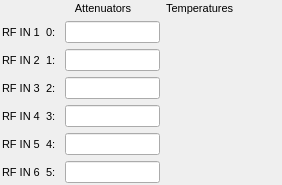
Before: the Qt Designer form new_look/down_converter.ui in cristinasewell/ATCA_PyDM_Screens, drawn with Qt 5.
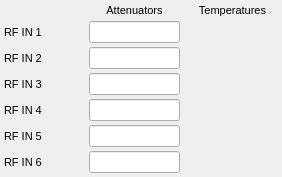
After: the same form once the commit is applied. Custom widgets are drawn as their Qt base class.

Commit message: MNT: fix attenuators layout a bit

```diff
--- a/new_look/down_converter.ui
+++ b/new_look/down_converter.ui
@@ -18,40 +18,27 @@
   <property name="windowTitle">
    <string>Form</string>
   </property>
-  <layout class="QVBoxLayout" name="verticalLayout" stretch="1">
+  <layout class="QGridLayout" name="gridLayout">
    <property name="leftMargin">
-    <number>2</number>
+    <number>4</number>
    </property>
    <property name="topMargin">
-    <number>2</number>
+    <number>4</number>
    </property>
    <property name="rightMargin">
-    <number>2</number>
+    <number>4</number>
    </property>
    <property name="bottomMargin">
-    <number>2</number>
+    <number>4</number>
    </property>
-   <item>
-    <layout class="QGridLayout" name="gridLayout">
-     <item row="5" column="1">
-      <layout class="QHBoxLayout" name="horizontalLayout_5">
-       <item>
-        <widget class="QLabel" name="label_6">
-         <property name="font">
-          <font>
-           <pointsize>8</pointsize>
-          </font>
-         </property>
-         <property name="styleSheet">
-          <string notr="true"/>
-         </property>
-         <property name="text">
-          <string>4: </string>
-         </property>
-        </widget>
-       </item>
-       <item>
-        <widget class="PyDMLineEdit" name="PyDMLineEdit_6">
+   <property name="horizontalSpacing">
+    <number>7</number>
+   </property>
+   <property name="verticalSpacing">
+    <number>4</number>
+   </property>
+   <item row="5" column="2">
+    <widget class="PyDMLineEdit" name="PyDMLineEdit_2">
          <property name="font">
           <font>
            <pointsize>8</pointsize>
@@ -64,143 +51,59 @@
           <string notr="true"/>
          </property>
          <property name="channel" stdset="0">
-          <string>ca://${DEVICE}:DNC_ATTEN4</string>
-         </property>
-        </widget>
-       </item>
-      </layout>
-     </item>
-     <item row="0" column="2">
-      <widget class="QLabel" name="label_17">
-       <property name="sizePolicy">
-        <sizepolicy hsizetype="Preferred" vsizetype="Preferred">
-         <horstretch>1</horstretch>
-         <verstretch>1</verstretch>
-        </sizepolicy>
-       </property>
-       <property name="font">
-        <font>
-         <pointsize>8</pointsize>
-        </font>
-       </property>
-       <property name="styleSheet">
-        <string notr="true"/>
-       </property>
-       <property name="text">
-        <string>Temperatures</string>
-       </property>
-      </widget>
-     </item>
-     <item row="0" column="1">
-      <widget class="QLabel" name="label">
-       <property name="sizePolicy">
-        <sizepolicy hsizetype="Preferred" vsizetype="Preferred">
-         <horstretch>1</horstretch>
-         <verstretch>1</verstretch>
-        </sizepolicy>
-       </property>
-       <property name="font">
-        <font>
-         <pointsize>8</pointsize>
-        </font>
-       </property>
-       <property name="styleSheet">
-        <string notr="true"/>
-       </property>
-       <property name="text">
-        <string>Attenuators</string>
-       </property>
-       <property name="alignment">
-        <set>Qt::AlignCenter</set>
-       </property>
-      </widget>
-     </item>
-     <item row="4" column="0">
-      <widget class="QLabel" name="label_10">
-       <property name="font">
-        <font>
-         <pointsize>8</pointsize>
-        </font>
-       </property>
-       <property name="styleSheet">
-        <string notr="true"/>
-       </property>
-       <property name="text">
-        <string>RF IN 4</string>
-       </property>
-      </widget>
-     </item>
-     <item row="2" column="2">
-      <widget class="PyDMLabel" name="PyDMLabel">
-       <property name="sizePolicy">
-        <sizepolicy hsizetype="Preferred" vsizetype="Preferred">
-         <horstretch>1</horstretch>
-         <verstretch>0</verstretch>
-        </sizepolicy>
-       </property>
-       <property name="font">
-        <font>
-         <pointsize>8</pointsize>
-        </font>
-       </property>
-       <property name="toolTip">
-        <string/>
-       </property>
-       <property name="styleSheet">
-        <string notr="true"/>
-       </property>
-       <property name="frameShape">
-        <enum>QFrame::NoFrame</enum>
-       </property>
-       <property name="text">
-        <string/>
-       </property>
-       <property name="scaledContents">
-        <bool>true</bool>
-       </property>
-       <property name="channel" stdset="0">
-        <string>ca://${DEVICE}:DNC_TEMP1</string>
-       </property>
-      </widget>
-     </item>
-     <item row="3" column="1">
-      <layout class="QHBoxLayout" name="horizontalLayout_3">
-       <item>
-        <widget class="QLabel" name="label_4">
-         <property name="font">
-          <font>
-           <pointsize>8</pointsize>
-          </font>
-         </property>
-         <property name="styleSheet">
-          <string notr="true"/>
-         </property>
-         <property name="text">
-          <string>2: </string>
-         </property>
-        </widget>
-       </item>
-       <item>
-        <widget class="PyDMLineEdit" name="PyDMLineEdit_4">
-         <property name="font">
-          <font>
-           <pointsize>8</pointsize>
-          </font>
-         </property>
-         <property name="toolTip">
-          <string/>
-         </property>
-         <property name="styleSheet">
-          <string notr="true"/>
-         </property>
-         <property name="channel" stdset="0">
-          <string>ca://${DEVICE}:DNC_ATTEN2</string>
-         </property>
-        </widget>
-       </item>
-      </layout>
+      <string>ca://${DEVICE}:DNC_ATTEN0</string>
+     </property>
+    </widget>
      </item>
      <item row="6" column="0">
+    <widget class="QLabel" name="label_8">
+     <property name="sizePolicy">
+      <sizepolicy hsizetype="Preferred" vsizetype="Preferred">
+       <horstretch>0</horstretch>
+       <verstretch>0</verstretch>
+      </sizepolicy>
+     </property>
+     <property name="font">
+      <font>
+       <pointsize>8</pointsize>
+      </font>
+     </property>
+     <property name="styleSheet">
+      <string notr="true"/>
+     </property>
+     <property name="text">
+      <string>RF IN 2</string>
+     </property>
+    </widget>
+   </item>
+   <item row="8" column="3">
+    <widget class="PyDMLabel" name="PyDMLabel_3">
+     <property name="font">
+      <font>
+       <pointsize>8</pointsize>
+      </font>
+     </property>
+     <property name="toolTip">
+      <string/>
+     </property>
+     <property name="styleSheet">
+      <string notr="true"/>
+     </property>
+     <property name="frameShape">
+      <enum>QFrame::NoFrame</enum>
+     </property>
+     <property name="text">
+      <string/>
+     </property>
+     <property name="scaledContents">
+      <bool>true</bool>
+     </property>
+     <property name="channel" stdset="0">
+      <string>ca://${DEVICE}:DNC_TEMP3</string>
+     </property>
+    </widget>
+   </item>
+   <item row="10" column="0">
       <widget class="QLabel" name="label_12">
        <property name="font">
         <font>
@@ -215,12 +118,8 @@
        </property>
       </widget>
      </item>
-     <item row="6" column="1">
-      <layout class="QHBoxLayout" name="horizontalLayout_6">
-       <item>
-        <layout class="QHBoxLayout" name="horizontalLayout_7">
-         <item>
-          <widget class="QLabel" name="label_7">
+   <item row="9" column="0">
+    <widget class="QLabel" name="label_13">
            <property name="font">
             <font>
              <pointsize>8</pointsize>
@@ -230,13 +129,44 @@
             <string notr="true"/>
            </property>
            <property name="text">
-            <string>5: </string>
+      <string>RF IN 5</string>
            </property>
           </widget>
          </item>
-        </layout>
-       </item>
-       <item>
+   <item row="6" column="3">
+    <widget class="PyDMLabel" name="PyDMLabel">
+     <property name="sizePolicy">
+      <sizepolicy hsizetype="Preferred" vsizetype="Preferred">
+       <horstretch>1</horstretch>
+       <verstretch>0</verstretch>
+      </sizepolicy>
+     </property>
+     <property name="font">
+      <font>
+       <pointsize>8</pointsize>
+      </font>
+     </property>
+     <property name="toolTip">
+      <string/>
+     </property>
+     <property name="styleSheet">
+      <string notr="true"/>
+     </property>
+     <property name="frameShape">
+      <enum>QFrame::NoFrame</enum>
+     </property>
+     <property name="text">
+      <string/>
+     </property>
+     <property name="scaledContents">
+      <bool>true</bool>
+     </property>
+     <property name="channel" stdset="0">
+      <string>ca://${DEVICE}:DNC_TEMP1</string>
+     </property>
+    </widget>
+   </item>
+   <item row="10" column="2">
         <widget class="PyDMLineEdit" name="PyDMLineEdit_5">
          <property name="font">
           <font>
@@ -254,173 +184,7 @@
          </property>
         </widget>
        </item>
-      </layout>
-     </item>
-     <item row="4" column="2">
-      <widget class="PyDMLabel" name="PyDMLabel_3">
-       <property name="font">
-        <font>
-         <pointsize>8</pointsize>
-        </font>
-       </property>
-       <property name="toolTip">
-        <string/>
-       </property>
-       <property name="styleSheet">
-        <string notr="true"/>
-       </property>
-       <property name="frameShape">
-        <enum>QFrame::NoFrame</enum>
-       </property>
-       <property name="text">
-        <string/>
-       </property>
-       <property name="scaledContents">
-        <bool>true</bool>
-       </property>
-       <property name="channel" stdset="0">
-        <string>ca://${DEVICE}:DNC_TEMP3</string>
-       </property>
-      </widget>
-     </item>
-     <item row="2" column="0">
-      <widget class="QLabel" name="label_8">
-       <property name="sizePolicy">
-        <sizepolicy hsizetype="Preferred" vsizetype="Preferred">
-         <horstretch>0</horstretch>
-         <verstretch>0</verstretch>
-        </sizepolicy>
-       </property>
-       <property name="font">
-        <font>
-         <pointsize>8</pointsize>
-        </font>
-       </property>
-       <property name="styleSheet">
-        <string notr="true"/>
-       </property>
-       <property name="text">
-        <string>RF IN 2</string>
-       </property>
-      </widget>
-     </item>
-     <item row="2" column="1">
-      <layout class="QHBoxLayout" name="horizontalLayout_2" stretch="0,1">
-       <item>
-        <widget class="QLabel" name="label_3">
-         <property name="font">
-          <font>
-           <pointsize>8</pointsize>
-          </font>
-         </property>
-         <property name="styleSheet">
-          <string notr="true"/>
-         </property>
-         <property name="text">
-          <string>1: </string>
-         </property>
-        </widget>
-       </item>
-       <item>
-        <widget class="PyDMLineEdit" name="PyDMLineEdit">
-         <property name="font">
-          <font>
-           <pointsize>8</pointsize>
-          </font>
-         </property>
-         <property name="toolTip">
-          <string/>
-         </property>
-         <property name="styleSheet">
-          <string notr="true"/>
-         </property>
-         <property name="channel" stdset="0">
-          <string>ca://${DEVICE}:DNC_ATTEN1</string>
-         </property>
-        </widget>
-       </item>
-      </layout>
-     </item>
-     <item row="4" column="1">
-      <layout class="QHBoxLayout" name="horizontalLayout_4">
-       <item>
-        <widget class="QLabel" name="label_5">
-         <property name="font">
-          <font>
-           <pointsize>8</pointsize>
-          </font>
-         </property>
-         <property name="styleSheet">
-          <string notr="true"/>
-         </property>
-         <property name="text">
-          <string>3: </string>
-         </property>
-        </widget>
-       </item>
-       <item>
-        <widget class="PyDMLineEdit" name="PyDMLineEdit_3">
-         <property name="font">
-          <font>
-           <pointsize>8</pointsize>
-          </font>
-         </property>
-         <property name="toolTip">
-          <string/>
-         </property>
-         <property name="styleSheet">
-          <string notr="true"/>
-         </property>
-         <property name="channel" stdset="0">
-          <string>ca://${DEVICE}:DNC_ATTEN3</string>
-         </property>
-        </widget>
-       </item>
-      </layout>
-     </item>
-     <item row="1" column="0">
-      <widget class="QLabel" name="label_9">
-       <property name="font">
-        <font>
-         <pointsize>8</pointsize>
-        </font>
-       </property>
-       <property name="styleSheet">
-        <string notr="true"/>
-       </property>
-       <property name="text">
-        <string>RF IN 1</string>
-       </property>
-      </widget>
-     </item>
-     <item row="1" column="2">
-      <widget class="PyDMLabel" name="PyDMLabel_2">
-       <property name="font">
-        <font>
-         <pointsize>8</pointsize>
-        </font>
-       </property>
-       <property name="toolTip">
-        <string/>
-       </property>
-       <property name="styleSheet">
-        <string notr="true"/>
-       </property>
-       <property name="frameShape">
-        <enum>QFrame::NoFrame</enum>
-       </property>
-       <property name="text">
-        <string/>
-       </property>
-       <property name="scaledContents">
-        <bool>true</bool>
-       </property>
-       <property name="channel" stdset="0">
-        <string>ca://${DEVICE}:DNC_TEMP0</string>
-       </property>
-      </widget>
-     </item>
-     <item row="3" column="0">
+   <item row="7" column="0">
       <widget class="QLabel" name="label_11">
        <property name="font">
         <font>
@@ -435,7 +199,7 @@
        </property>
       </widget>
      </item>
-     <item row="3" column="2">
+   <item row="7" column="3">
       <widget class="PyDMLabel" name="PyDMLabel_4">
        <property name="font">
         <font>
@@ -462,8 +226,183 @@
        </property>
       </widget>
      </item>
+   <item row="7" column="2">
+    <widget class="PyDMLineEdit" name="PyDMLineEdit_4">
+     <property name="font">
+      <font>
+       <pointsize>8</pointsize>
+      </font>
+     </property>
+     <property name="toolTip">
+      <string/>
+     </property>
+     <property name="styleSheet">
+      <string notr="true"/>
+     </property>
+     <property name="channel" stdset="0">
+      <string>ca://${DEVICE}:DNC_ATTEN2</string>
+     </property>
+    </widget>
+   </item>
+   <item row="8" column="0">
+    <widget class="QLabel" name="label_10">
+     <property name="font">
+      <font>
+       <pointsize>8</pointsize>
+      </font>
+     </property>
+     <property name="styleSheet">
+      <string notr="true"/>
+     </property>
+     <property name="text">
+      <string>RF IN 4</string>
+     </property>
+    </widget>
+   </item>
+   <item row="8" column="2">
+    <widget class="PyDMLineEdit" name="PyDMLineEdit_3">
+     <property name="font">
+      <font>
+       <pointsize>8</pointsize>
+      </font>
+     </property>
+     <property name="toolTip">
+      <string/>
+     </property>
+     <property name="styleSheet">
+      <string notr="true"/>
+     </property>
+     <property name="channel" stdset="0">
+      <string>ca://${DEVICE}:DNC_ATTEN3</string>
+     </property>
+    </widget>
+   </item>
+   <item row="9" column="2">
+    <widget class="PyDMLineEdit" name="PyDMLineEdit_6">
+     <property name="font">
+      <font>
+       <pointsize>8</pointsize>
+      </font>
+     </property>
+     <property name="toolTip">
+      <string/>
+     </property>
+     <property name="styleSheet">
+      <string notr="true"/>
+     </property>
+     <property name="channel" stdset="0">
+      <string>ca://${DEVICE}:DNC_ATTEN4</string>
+     </property>
+    </widget>
+   </item>
+   <item row="5" column="3">
+    <widget class="PyDMLabel" name="PyDMLabel_2">
+     <property name="font">
+      <font>
+       <pointsize>8</pointsize>
+      </font>
+     </property>
+     <property name="toolTip">
+      <string/>
+     </property>
+     <property name="styleSheet">
+      <string notr="true"/>
+     </property>
+     <property name="frameShape">
+      <enum>QFrame::NoFrame</enum>
+     </property>
+     <property name="text">
+      <string/>
+     </property>
+     <property name="scaledContents">
+      <bool>true</bool>
+     </property>
+     <property name="channel" stdset="0">
+      <string>ca://${DEVICE}:DNC_TEMP0</string>
+     </property>
+    </widget>
+   </item>
+   <item row="6" column="2">
+    <widget class="PyDMLineEdit" name="PyDMLineEdit">
+     <property name="font">
+      <font>
+       <pointsize>8</pointsize>
+      </font>
+     </property>
+     <property name="toolTip">
+      <string/>
+     </property>
+     <property name="styleSheet">
+      <string notr="true"/>
+     </property>
+     <property name="channel" stdset="0">
+      <string>ca://${DEVICE}:DNC_ATTEN1</string>
+     </property>
+    </widget>
+   </item>
+   <item row="10" column="1">
+    <spacer name="horizontalSpacer">
+     <property name="orientation">
+      <enum>Qt::Horizontal</enum>
+     </property>
+     <property name="sizeHint" stdset="0">
+      <size>
+       <width>40</width>
+       <height>20</height>
+      </size>
+     </property>
+    </spacer>
+   </item>
+   <item row="4" column="2">
+    <widget class="QLabel" name="label">
+     <property name="sizePolicy">
+      <sizepolicy hsizetype="Preferred" vsizetype="Preferred">
+       <horstretch>1</horstretch>
+       <verstretch>1</verstretch>
+      </sizepolicy>
+     </property>
+     <property name="font">
+      <font>
+       <pointsize>8</pointsize>
+      </font>
+     </property>
+     <property name="styleSheet">
+      <string notr="true"/>
+     </property>
+     <property name="text">
+      <string>Attenuators</string>
+     </property>
+     <property name="alignment">
+      <set>Qt::AlignCenter</set>
+     </property>
+    </widget>
+   </item>
+   <item row="4" column="3">
+    <widget class="QLabel" name="label_17">
+     <property name="sizePolicy">
+      <sizepolicy hsizetype="Preferred" vsizetype="Preferred">
+       <horstretch>1</horstretch>
+       <verstretch>1</verstretch>
+      </sizepolicy>
+     </property>
+     <property name="font">
+      <font>
+       <pointsize>8</pointsize>
+      </font>
+     </property>
+     <property name="styleSheet">
+      <string notr="true"/>
+     </property>
+     <property name="text">
+      <string>Temperatures</string>
+     </property>
+     <property name="alignment">
+      <set>Qt::AlignCenter</set>
+     </property>
+    </widget>
+   </item>
      <item row="5" column="0">
-      <widget class="QLabel" name="label_13">
+    <widget class="QLabel" name="label_9">
        <property name="font">
         <font>
          <pointsize>8</pointsize>
@@ -473,48 +412,9 @@
         <string notr="true"/>
        </property>
        <property name="text">
-        <string>RF IN 5</string>
-       </property>
-      </widget>
-     </item>
-     <item row="1" column="1">
-      <layout class="QHBoxLayout" name="horizontalLayout">
-       <item>
-        <widget class="QLabel" name="label_2">
-         <property name="font">
-          <font>
-           <pointsize>8</pointsize>
-          </font>
-         </property>
-         <property name="styleSheet">
-          <string notr="true"/>
-         </property>
-         <property name="text">
-          <string>0: </string>
-         </property>
-        </widget>
-       </item>
-       <item>
-        <widget class="PyDMLineEdit" name="PyDMLineEdit_2">
-         <property name="font">
-          <font>
-           <pointsize>8</pointsize>
-          </font>
-         </property>
-         <property name="toolTip">
-          <string/>
-         </property>
-         <property name="styleSheet">
-          <string notr="true"/>
-         </property>
-         <property name="channel" stdset="0">
-          <string>ca://${DEVICE}:DNC_ATTEN0</string>
-         </property>
-        </widget>
-       </item>
-      </layout>
-     </item>
-    </layout>
+      <string>RF IN 1</string>
+     </property>
+    </widget>
    </item>
   </layout>
  </widget>
```
Lines whose indentation alone changed are shown as unchanged. The commit also changes 3 other files.
